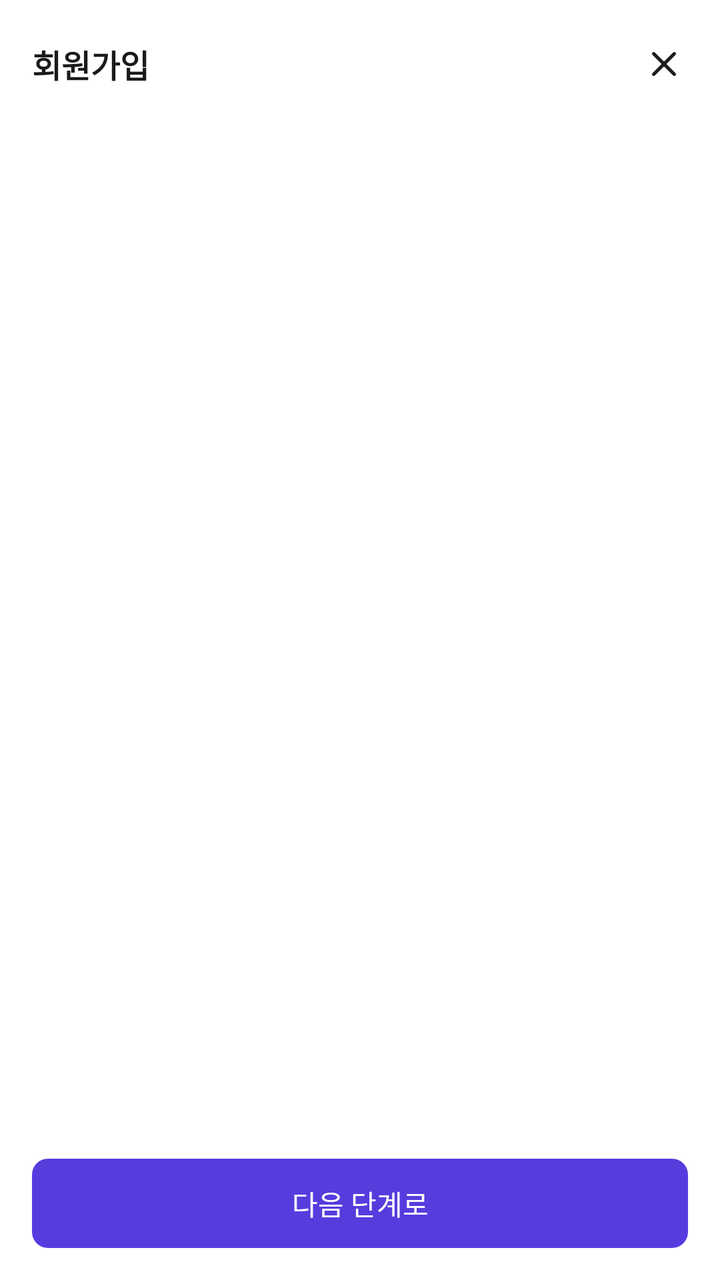
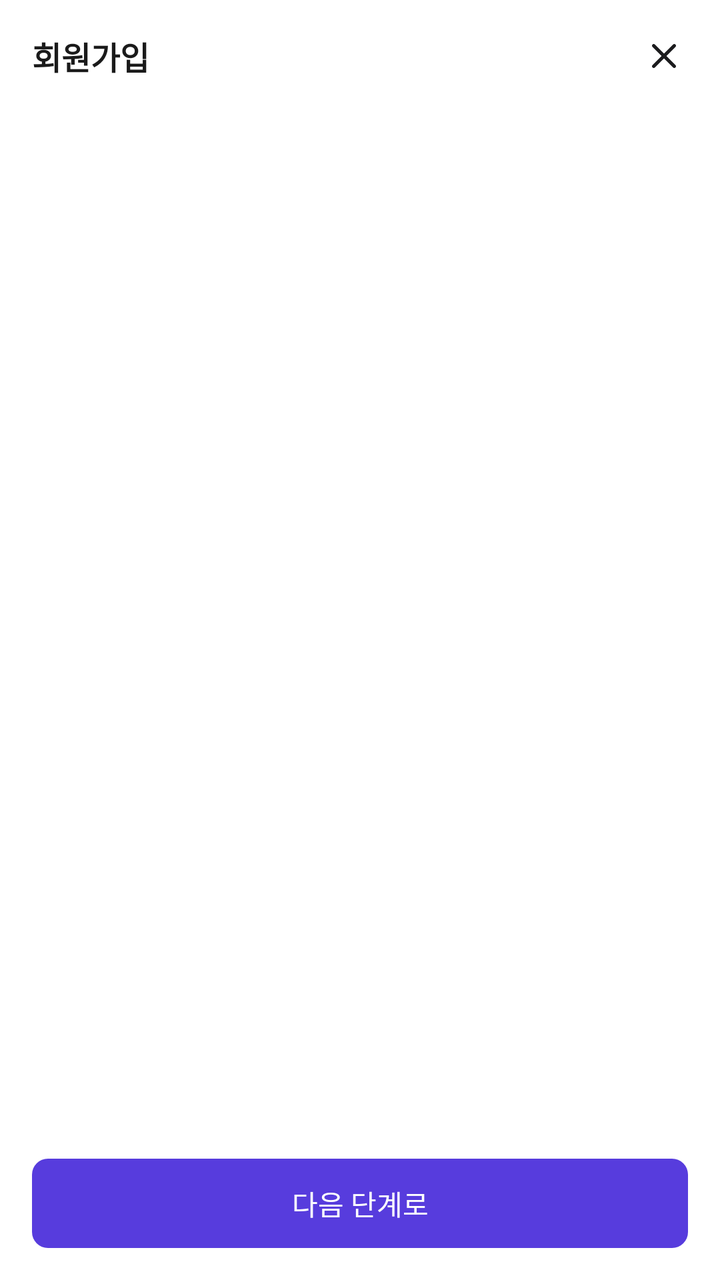

The first picture is an Android layout as it rendered before a commit; the second is the same layout after the commit. The layout source and the unified diff follow.
<!-- AndroidManifest.xml: application theme Theme.CircleOn -->
<!-- res/layout/activity_sign_up.xml -->
<?xml version="1.0" encoding="utf-8"?>
<androidx.constraintlayout.widget.ConstraintLayout xmlns:android="http://schemas.android.com/apk/res/android"
    xmlns:app="http://schemas.android.com/apk/res-auto"
    xmlns:tools="http://schemas.android.com/tools"
    android:id="@+id/main"
    android:layout_width="match_parent"
    android:layout_height="match_parent"
    android:paddingHorizontal="@dimen/margin_padding_large"
    android:background="@color/white"
    tools:context=".view.screen.login.SignUpActivity">

    <androidx.appcompat.widget.Toolbar
        android:id="@+id/tbSignUp"
        android:layout_width="match_parent"
        android:layout_height="wrap_content"
        app:contentInsetStart="0dp"
        app:layout_constraintStart_toStartOf="parent"
        app:layout_constraintEnd_toEndOf="parent"
        app:layout_constraintTop_toTopOf="parent">

        <androidx.appcompat.widget.AppCompatTextView
            android:layout_width="wrap_content"
            android:layout_height="wrap_content"
            android:text="@string/btn_go_sign_up_page"
            android:textAppearance="@style/title"/>

        <androidx.appcompat.widget.AppCompatImageView
            android:id="@+id/btnFinish"
            android:layout_width="wrap_content"
            android:layout_height="wrap_content"
            android:layout_gravity="end"
            android:src="@drawable/ic_finish"
            android:clickable="true"/>

    </androidx.appcompat.widget.Toolbar>

    <androidx.viewpager2.widget.ViewPager2
        android:id="@+id/vpgSignUp"
        android:layout_width="match_parent"
        android:layout_height="0dp"
        app:layout_constraintTop_toBottomOf="@id/tbSignUp"
        app:layout_constraintBottom_toTopOf="@id/btnNext" />

    <androidx.appcompat.widget.AppCompatTextView
        android:id="@+id/btnNext"
        android:layout_width="match_parent"
        android:layout_height="wrap_content"
        android:gravity="center"
        android:layout_marginBottom="@dimen/margin_padding_large"
        android:paddingHorizontal="@dimen/margin_padding_large"
        android:paddingVertical="@dimen/margin_padding_default"
        android:text="@string/btn_next"
        android:textColor="@color/white"
        android:textSize="@dimen/text_size_default"
        app:layout_constraintBottom_toBottomOf="parent"
        app:layout_constraintEnd_toEndOf="parent"
        app:layout_constraintStart_toStartOf="parent"
        app:layout_constraintTop_toBottomOf="@id/vpgSignUp"
        android:background="@drawable/bg_rounded_purple_rectangle" />

</androidx.constraintlayout.widget.ConstraintLayout>
<!-- resources referenced by this layout -->
<resources>
  <color name="white">#FFFFFFFF</color>
  <dimen name="margin_padding_default">12dp</dimen>
  <dimen name="margin_padding_large">16dp</dimen>
  <dimen name="text_size_default">14sp</dimen>
  <!-- drawable bg_rounded_purple_rectangle (drawable) -->
  <?xml version="1.0" encoding="utf-8"?>
  <shape xmlns:android="http://schemas.android.com/apk/res/android"
      android:shape="rectangle">
  
      <corners android:radius="@dimen/round_default"/>
      <solid android:color="@color/purple_5"/>
  </shape>
  <!-- drawable ic_finish (drawable) -->
  <vector xmlns:android="http://schemas.android.com/apk/res/android"
      android:width="24dp"
      android:height="24dp"
      android:viewportWidth="24"
      android:viewportHeight="24">
    <path
        android:pathData="M6.239,16.556C5.927,16.868 5.912,17.426 6.246,17.754C6.574,18.081 7.132,18.073 7.444,17.761L11.997,13.201L16.557,17.761C16.877,18.081 17.427,18.081 17.754,17.754C18.074,17.419 18.082,16.876 17.754,16.556L13.202,11.996L17.754,7.444C18.082,7.124 18.082,6.574 17.754,6.246C17.42,5.927 16.877,5.919 16.557,6.239L11.997,10.799L7.444,6.239C7.132,5.927 6.566,5.912 6.246,6.246C5.919,6.574 5.927,7.132 6.239,7.444L10.799,11.996L6.239,16.556Z"
        android:fillColor="#1C1C1E"/>
  </vector>
  <string name="btn_go_sign_up_page">회원가입</string>
  <string name="btn_next">다음 단계로</string>
  <style name="title">
          <item name="android:textSize">@dimen/text_size_large</item>
          <item name="android:textColor">@color/grey_9</item>
          <item name="android:textFontWeight">600</item>
      </style>
  <style name="Theme.CircleOn" parent="Base.Theme.CircleOn" />v
  <dimen name="round_default">8dp</dimen>
  <color name="purple_5">#573CDD</color>
  <dimen name="text_size_large">16sp</dimen>
  <color name="grey_9">#1A1A1A</color>
  <style name="Base.Theme.CircleOn" parent="Theme.Material3.DayNight.NoActionBar">
          <item name="android:statusBarColor">@color/grey_3</item>
          <item name="actionOverflowMenuStyle">@style/pop_up_menu</item>
          <item name="popupMenuStyle">@style/pop_up_menu</item>
          <item name="android:windowBackground">@color/grey_1</item>
      </style>
  <color name="grey_3">#EBEBEB</color>
  <style name="pop_up_menu" parent="Widget.AppCompat.PopupMenu">
          <item name="android:popupBackground">@drawable/bg_overflow_menu</item>
          <item name="overlapAnchor">false</item>
          <item name="android:textAppearance">@style/pop_up_text</item>
          <item name="android:layout_width">48dp</item>
      </style>
  <color name="grey_1">#FAFAFA</color>
  <!-- drawable bg_overflow_menu (drawable) -->
  <?xml version="1.0" encoding="utf-8"?>
  <shape xmlns:android="http://schemas.android.com/apk/res/android"
      android:shape="rectangle">
  
      <corners android:radius="@dimen/round_default"/>
      <stroke android:color="@color/grey_3"
          android:width="1dp" />
      <solid android:color="@color/white" />
  </shape>
  <style name="pop_up_text" parent="TextAppearance.AppCompat.Widget.PopupMenu.Small">
          <item name="android:textSize">@dimen/text_size_small</item>
          <item name="android:textColor">@color/grey_9</item>
      </style>
  <dimen name="text_size_small">12sp</dimen>
</resources>

<!-- the commit's change to res/layout/activity_sign_up.xml (unified diff, before → after) -->
@@ -12,7 +12,7 @@
     <androidx.appcompat.widget.Toolbar
         android:id="@+id/tbSignUp"
         android:layout_width="match_parent"
-        android:layout_height="wrap_content"
+        android:layout_height="56dp"
         app:contentInsetStart="0dp"
         app:layout_constraintStart_toStartOf="parent"
         app:layout_constraintEnd_toEndOf="parent"
@@ -25,12 +25,12 @@
             android:textAppearance="@style/title"/>
 
         <androidx.appcompat.widget.AppCompatImageView
-            android:id="@+id/btnFinish"
+            android:id="@+id/btnCancel"
             android:layout_width="wrap_content"
-            android:layout_height="wrap_content"
+            android:layout_height="match_parent"
+            android:paddingStart="@dimen/margin_padding_large"
             android:layout_gravity="end"
-            android:src="@drawable/ic_finish"
-            android:clickable="true"/>
+            android:src="@drawable/ic_cancel" />
 
     </androidx.appcompat.widget.Toolbar>
 
@@ -56,6 +56,7 @@
         app:layout_constraintEnd_toEndOf="parent"
         app:layout_constraintStart_toStartOf="parent"
         app:layout_constraintTop_toBottomOf="@id/vpgSignUp"
-        android:background="@drawable/bg_rounded_purple_rectangle" />
+        android:background="@drawable/bg_rounded_rectangle"
+        android:backgroundTint="@color/purple_5"/>
 
 </androidx.constraintlayout.widget.ConstraintLayout>
<!-- resource entries referenced after the edit -->
@@ -4,15 +4,14 @@
   <dimen name="margin_padding_default">12dp</dimen>
   <dimen name="margin_padding_large">16dp</dimen>
   <dimen name="text_size_default">14sp</dimen>
-  <!-- drawable bg_rounded_purple_rectangle (drawable) -->
+  <!-- drawable bg_rounded_rectangle (drawable) -->
   <?xml version="1.0" encoding="utf-8"?>
   <shape xmlns:android="http://schemas.android.com/apk/res/android"
       android:shape="rectangle">
   
       <corners android:radius="@dimen/round_default"/>
-      <solid android:color="@color/purple_5"/>
   </shape>
-  <!-- drawable ic_finish (drawable) -->
+  <!-- drawable ic_cancel (drawable) -->
   <vector xmlns:android="http://schemas.android.com/apk/res/android"
       android:width="24dp"
       android:height="24dp"
